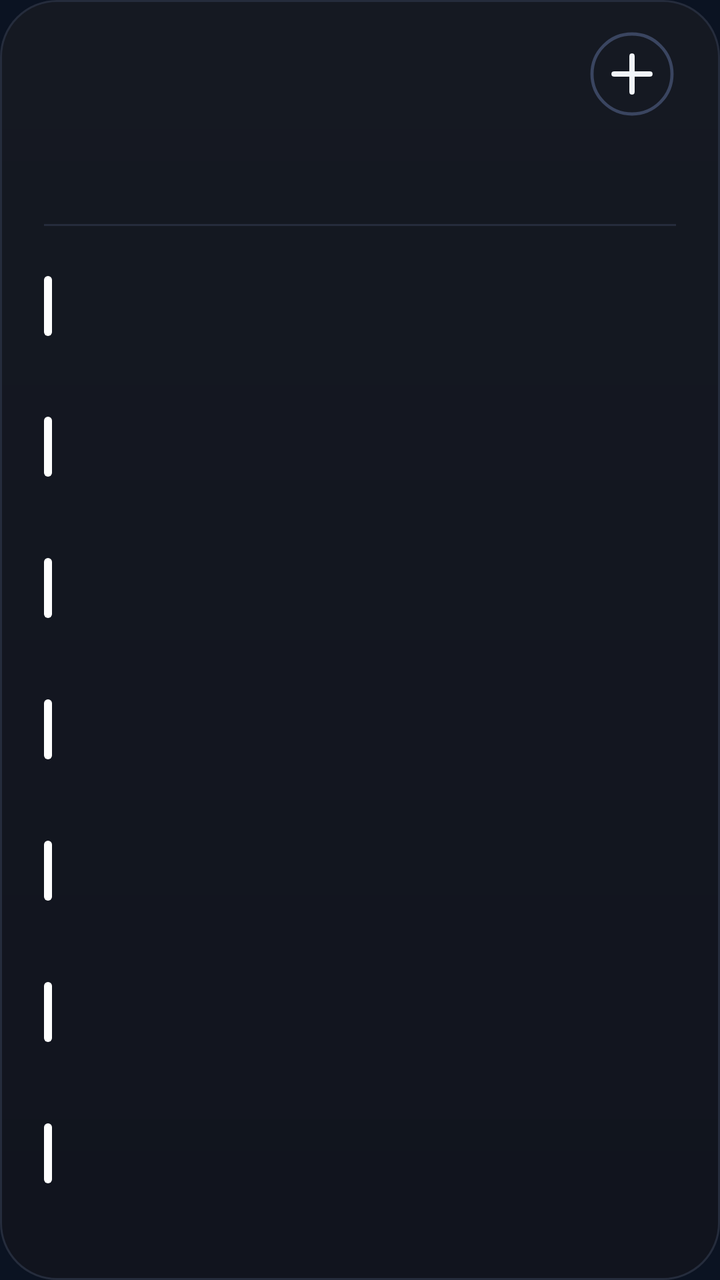
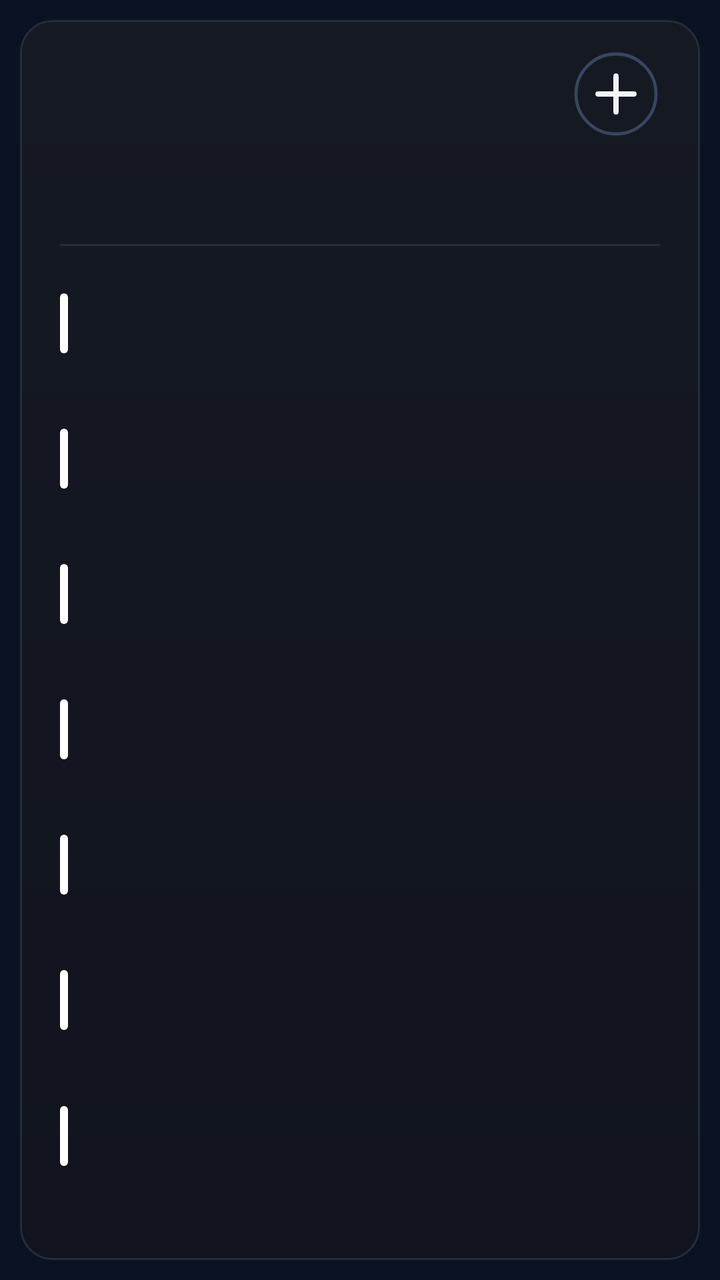

Screens rendered from an Android XML layout before and after an edit, with the pre-edit source and the edit as a unified diff.
<!-- AndroidManifest.xml: application theme AppTheme -->
<!-- res/layout/cal_k7.xml -->
<?xml version="1.0" encoding="utf-8"?>
<FrameLayout xmlns:android="http://schemas.android.com/apk/res/android"
    android:id="@+id/root"
    android:layout_width="match_parent"
    android:layout_height="match_parent"
    android:padding="0dp">

    <LinearLayout
        android:id="@+id/panel"
        android:layout_width="match_parent"
        android:layout_height="match_parent"
        android:background="@drawable/cal_panel"
        android:orientation="vertical"
        android:paddingStart="22dp"
        android:paddingTop="13dp"
        android:paddingEnd="22dp"
        android:paddingBottom="14dp">

        
        <LinearLayout
            android:layout_width="match_parent"
            android:layout_height="48dp"
            android:gravity="center_vertical"
            android:orientation="horizontal">
        <ImageView
            android:id="@+id/cal_day"
            android:layout_width="wrap_content"
            android:layout_height="47dp"
            android:adjustViewBounds="true"
            android:scaleType="fitStart" />

            <LinearLayout
                android:layout_width="0dp"
                android:layout_height="wrap_content"
                android:layout_marginStart="12dp"
                android:layout_weight="1"
                android:orientation="vertical">
                <ImageView
                    android:id="@+id/cal_month"
                    android:layout_width="match_parent"
                    android:layout_height="23dp"
                    android:adjustViewBounds="true"
                    android:scaleType="fitStart" />
                <ImageView
                    android:id="@+id/cal_sub"
                    android:layout_width="match_parent"
                    android:layout_height="16dp"
                    android:adjustViewBounds="true"
                    android:layout_marginTop="2dp"
                    android:scaleType="fitStart" />
            </LinearLayout>

            <ImageView
                android:id="@+id/btn_add"
                android:layout_width="44dp"
                android:layout_height="44dp"
                android:contentDescription="New event"
                android:src="@drawable/ic_cal_add" />
        </LinearLayout>

        
        <LinearLayout
            android:layout_width="match_parent"
            android:layout_height="44dp"
            android:layout_marginTop="2dp"
            android:orientation="horizontal">
            <LinearLayout
                android:layout_width="0dp"
                android:layout_height="match_parent"
                android:layout_weight="1"
                android:gravity="center_horizontal"
                android:orientation="vertical">
                <ImageView
                    android:id="@+id/wk_label_0"
                    android:layout_width="wrap_content"
                    android:layout_height="14dp"
                    android:adjustViewBounds="true"
                    android:scaleType="fitCenter" />
                <ImageView
                    android:id="@+id/wk_num_0"
                    android:layout_width="26dp"
                    android:layout_height="26dp"
                    android:adjustViewBounds="true"
                    android:layout_marginTop="3dp"
                    android:scaleType="fitCenter" />
            </LinearLayout>
            <LinearLayout
                android:layout_width="0dp"
                android:layout_height="match_parent"
                android:layout_weight="1"
                android:gravity="center_horizontal"
                android:orientation="vertical">
                <ImageView
                    android:id="@+id/wk_label_1"
                    android:layout_width="wrap_content"
                    android:layout_height="14dp"
                    android:adjustViewBounds="true"
                    android:scaleType="fitCenter" />
                <ImageView
                    android:id="@+id/wk_num_1"
                    android:layout_width="26dp"
                    android:layout_height="26dp"
                    android:adjustViewBounds="true"
                    android:layout_marginTop="3dp"
                    android:scaleType="fitCenter" />
            </LinearLayout>
            <LinearLayout
                android:layout_width="0dp"
                android:layout_height="match_parent"
                android:layout_weight="1"
                android:gravity="center_horizontal"
                android:orientation="vertical">
                <ImageView
                    android:id="@+id/wk_label_2"
                    android:layout_width="wrap_content"
                    android:layout_height="14dp"
                    android:adjustViewBounds="true"
                    android:scaleType="fitCenter" />
                <ImageView
                    android:id="@+id/wk_num_2"
                    android:layout_width="26dp"
                    android:layout_height="26dp"
                    android:adjustViewBounds="true"
                    android:layout_marginTop="3dp"
                    android:scaleType="fitCenter" />
            </LinearLayout>
            <LinearLayout
                android:layout_width="0dp"
                android:layout_height="match_parent"
                android:layout_weight="1"
                android:gravity="center_horizontal"
                android:orientation="vertical">
                <ImageView
                    android:id="@+id/wk_label_3"
                    android:layout_width="wrap_content"
                    android:layout_height="14dp"
                    android:adjustViewBounds="true"
                    android:scaleType="fitCenter" />
                <ImageView
                    android:id="@+id/wk_num_3"
                    android:layout_width="26dp"
                    android:layout_height="26dp"
                    android:adjustViewBounds="true"
                    android:layout_marginTop="3dp"
                    android:scaleType="fitCenter" />
            </LinearLayout>
            <LinearLayout
                android:layout_width="0dp"
                android:layout_height="match_parent"
                android:layout_weight="1"
                android:gravity="center_horizontal"
                android:orientation="vertical">
                <ImageView
                    android:id="@+id/wk_label_4"
                    android:layout_width="wrap_content"
                    android:layout_height="14dp"
                    android:adjustViewBounds="true"
                    android:scaleType="fitCenter" />
                <ImageView
                    android:id="@+id/wk_num_4"
                    android:layout_width="26dp"
                    android:layout_height="26dp"
                    android:adjustViewBounds="true"
                    android:layout_marginTop="3dp"
                    android:scaleType="fitCenter" />
            </LinearLayout>
            <LinearLayout
                android:layout_width="0dp"
                android:layout_height="match_parent"
                android:layout_weight="1"
                android:gravity="center_horizontal"
                android:orientation="vertical">
                <ImageView
                    android:id="@+id/wk_label_5"
                    android:layout_width="wrap_content"
                    android:layout_height="14dp"
                    android:adjustViewBounds="true"
                    android:scaleType="fitCenter" />
                <ImageView
                    android:id="@+id/wk_num_5"
                    android:layout_width="26dp"
                    android:layout_height="26dp"
                    android:adjustViewBounds="true"
                    android:layout_marginTop="3dp"
                    android:scaleType="fitCenter" />
            </LinearLayout>
            <LinearLayout
                android:layout_width="0dp"
                android:layout_height="match_parent"
                android:layout_weight="1"
                android:gravity="center_horizontal"
                android:orientation="vertical">
                <ImageView
                    android:id="@+id/wk_label_6"
                    android:layout_width="wrap_content"
                    android:layout_height="14dp"
                    android:adjustViewBounds="true"
                    android:scaleType="fitCenter" />
                <ImageView
                    android:id="@+id/wk_num_6"
                    android:layout_width="26dp"
                    android:layout_height="26dp"
                    android:adjustViewBounds="true"
                    android:layout_marginTop="3dp"
                    android:scaleType="fitCenter" />
            </LinearLayout>
        </LinearLayout>

        <ImageView
            android:layout_width="match_parent"
            android:layout_height="1dp"
            android:layout_marginTop="5dp"
            android:layout_marginBottom="5dp"
            android:scaleType="fitXY"
            android:src="@drawable/cal_divider" />

        
        <LinearLayout
            android:layout_width="match_parent"
            android:layout_height="0dp"
            android:layout_weight="1"
            android:orientation="vertical">
        <LinearLayout
            android:id="@+id/cal_row_0"
            android:layout_width="match_parent"
            android:layout_height="0dp"
            android:layout_weight="1"
            android:gravity="center_vertical"
            android:orientation="horizontal">

            <ImageView
                android:id="@+id/cal_bar_0"
                android:layout_width="4dp"
                android:layout_height="30dp"
                android:layout_marginEnd="11dp"
                android:scaleType="fitXY"
                android:src="@drawable/cal_bar" />

            <LinearLayout
                android:layout_width="0dp"
                android:layout_height="wrap_content"
                android:layout_weight="1"
                android:orientation="vertical">

                <LinearLayout
                    android:layout_width="match_parent"
                    android:layout_height="wrap_content"
                    android:orientation="horizontal">
                    <ImageView
                        android:id="@+id/cal_time_0"
                        android:layout_width="wrap_content"
                        android:layout_height="16dp"
                        android:adjustViewBounds="true"
                        android:scaleType="fitStart" />
                    <ImageView
                        android:id="@+id/cal_hint_0"
                        android:layout_width="wrap_content"
                        android:layout_height="16dp"
                        android:adjustViewBounds="true"
                        android:layout_marginStart="9dp"
                        android:scaleType="fitStart" />
                </LinearLayout>
                <ImageView
                    android:id="@+id/cal_title_0"
                    android:layout_width="match_parent"
                    android:layout_height="22dp"
                    android:adjustViewBounds="true"
                    android:layout_marginTop="1dp"
                    android:scaleType="fitStart" />
            </LinearLayout>
        </LinearLayout>
        <LinearLayout
            android:id="@+id/cal_row_1"
            android:layout_width="match_parent"
            android:layout_height="0dp"
            android:layout_weight="1"
            android:gravity="center_vertical"
            android:orientation="horizontal">

            <ImageView
                android:id="@+id/cal_bar_1"
                android:layout_width="4dp"
                android:layout_height="30dp"
                android:layout_marginEnd="11dp"
                android:scaleType="fitXY"
                android:src="@drawable/cal_bar" />

            <LinearLayout
                android:layout_width="0dp"
                android:layout_height="wrap_content"
                android:layout_weight="1"
                android:orientation="vertical">

                <LinearLayout
                    android:layout_width="match_parent"
                    android:layout_height="wrap_content"
                    android:orientation="horizontal">
                    <ImageView
                        android:id="@+id/cal_time_1"
                        android:layout_width="wrap_content"
                        android:layout_height="16dp"
                        android:adjustViewBounds="true"
                        android:scaleType="fitStart" />
                    <ImageView
                        android:id="@+id/cal_hint_1"
                        android:layout_width="wrap_content"
                        android:layout_height="16dp"
                        android:adjustViewBounds="true"
                        android:layout_marginStart="9dp"
                        android:scaleType="fitStart" />
                </LinearLayout>
                <ImageView
                    android:id="@+id/cal_title_1"
                    android:layout_width="match_parent"
                    android:layout_height="22dp"
                    android:adjustViewBounds="true"
                    android:layout_marginTop="1dp"
                    android:scaleType="fitStart" />
            </LinearLayout>
        </LinearLayout>
        <LinearLayout
            android:id="@+id/cal_row_2"
            android:layout_width="match_parent"
            android:layout_height="0dp"
            android:layout_weight="1"
            android:gravity="center_vertical"
            android:orientation="horizontal">

            <ImageView
                android:id="@+id/cal_bar_2"
                android:layout_width="4dp"
                android:layout_height="30dp"
                android:layout_marginEnd="11dp"
                android:scaleType="fitXY"
                android:src="@drawable/cal_bar" />

            <LinearLayout
                android:layout_width="0dp"
                android:layout_height="wrap_content"
                android:layout_weight="1"
                android:orientation="vertical">

                <LinearLayout
                    android:layout_width="match_parent"
                    android:layout_height="wrap_content"
                    android:orientation="horizontal">
                    <ImageView
                        android:id="@+id/cal_time_2"
                        android:layout_width="wrap_content"
                        android:layout_height="16dp"
                        android:adjustViewBounds="true"
                        android:scaleType="fitStart" />
                    <ImageView
                        android:id="@+id/cal_hint_2"
                        android:layout_width="wrap_content"
                        android:layout_height="16dp"
                        android:adjustViewBounds="true"
                        android:layout_marginStart="9dp"
                        android:scaleType="fitStart" />
                </LinearLayout>
                <ImageView
                    android:id="@+id/cal_title_2"
                    android:layout_width="match_parent"
                    android:layout_height="22dp"
                    android:adjustViewBounds="true"
                    android:layout_marginTop="1dp"
                    android:scaleType="fitStart" />
            </LinearLayout>
        </LinearLayout>
        <LinearLayout
            android:id="@+id/cal_row_3"
            android:layout_width="match_parent"
            android:layout_height="0dp"
            android:layout_weight="1"
            android:gravity="center_vertical"
            android:orientation="horizontal">

            <ImageView
                android:id="@+id/cal_bar_3"
                android:layout_width="4dp"
                android:layout_height="30dp"
                android:layout_marginEnd="11dp"
                android:scaleType="fitXY"
                android:src="@drawable/cal_bar" />

            <LinearLayout
                android:layout_width="0dp"
                android:layout_height="wrap_content"
                android:layout_weight="1"
                android:orientation="vertical">

                <LinearLayout
                    android:layout_width="match_parent"
                    android:layout_height="wrap_content"
                    android:orientation="horizontal">
                    <ImageView
                        android:id="@+id/cal_time_3"
                        android:layout_width="wrap_content"
                        android:layout_height="16dp"
                        android:adjustViewBounds="true"
                        android:scaleType="fitStart" />
                    <ImageView
                        android:id="@+id/cal_hint_3"
                        android:layout_width="wrap_content"
                        android:layout_height="16dp"
                        android:adjustViewBounds="true"
                        android:layout_marginStart="9dp"
                        android:scaleType="fitStart" />
                </LinearLayout>
                <ImageView
                    android:id="@+id/cal_title_3"
                    android:layout_width="match_parent"
                    android:layout_height="22dp"
                    android:adjustViewBounds="true"
                    android:layout_marginTop="1dp"
                    android:scaleType="fitStart" />
            </LinearLayout>
        </LinearLayout>
        <LinearLayout
            android:id="@+id/cal_row_4"
            android:layout_width="match_parent"
            android:layout_height="0dp"
            android:layout_weight="1"
            android:gravity="center_vertical"
            android:orientation="horizontal">

            <ImageView
                android:id="@+id/cal_bar_4"
                android:layout_width="4dp"
                android:layout_height="30dp"
                android:layout_marginEnd="11dp"
                android:scaleType="fitXY"
                android:src="@drawable/cal_bar" />

            <LinearLayout
                android:layout_width="0dp"
                android:layout_height="wrap_content"
                android:layout_weight="1"
                android:orientation="vertical">

                <LinearLayout
                    android:layout_width="match_parent"
                    android:layout_height="wrap_content"
                    android:orientation="horizontal">
                    <ImageView
                        android:id="@+id/cal_time_4"
                        android:layout_width="wrap_content"
                        android:layout_height="16dp"
                        android:adjustViewBounds="true"
                        android:scaleType="fitStart" />
                    <ImageView
                        android:id="@+id/cal_hint_4"
                        android:layout_width="wrap_content"
                        android:layout_height="16dp"
                        android:adjustViewBounds="true"
                        android:layout_marginStart="9dp"
                        android:scaleType="fitStart" />
                </LinearLayout>
                <ImageView
                    android:id="@+id/cal_title_4"
                    android:layout_width="match_parent"
                    android:layout_height="22dp"
                    android:adjustViewBounds="true"
                    android:layout_marginTop="1dp"
                    android:scaleType="fitStart" />
            </LinearLayout>
        </LinearLayout>
        <LinearLayout
            android:id="@+id/cal_row_5"
            android:layout_width="match_parent"
            android:layout_height="0dp"
            android:layout_weight="1"
            android:gravity="center_vertical"
            android:orientation="horizontal">

            <ImageView
                android:id="@+id/cal_bar_5"
                android:layout_width="4dp"
                android:layout_height="30dp"
                android:layout_marginEnd="11dp"
                android:scaleType="fitXY"
                android:src="@drawable/cal_bar" />

            <LinearLayout
                android:layout_width="0dp"
                android:layout_height="wrap_content"
                android:layout_weight="1"
                android:orientation="vertical">

                <LinearLayout
                    android:layout_width="match_parent"
                    android:layout_height="wrap_content"
                    android:orientation="horizontal">
                    <ImageView
                        android:id="@+id/cal_time_5"
                        android:layout_width="wrap_content"
                        android:layout_height="16dp"
                        android:adjustViewBounds="true"
                        android:scaleType="fitStart" />
                    <ImageView
                        android:id="@+id/cal_hint_5"
                        android:layout_width="wrap_content"
                        android:layout_height="16dp"
                        android:adjustViewBounds="true"
                        android:layout_marginStart="9dp"
                        android:scaleType="fitStart" />
                </LinearLayout>
                <ImageView
                    android:id="@+id/cal_title_5"
                    android:layout_width="match_parent"
                    android:layout_height="22dp"
                    android:adjustViewBounds="true"
                    android:layout_marginTop="1dp"
                    android:scaleType="fitStart" />
            </LinearLayout>
        </LinearLayout>
        <LinearLayout
            android:id="@+id/cal_row_6"
            android:layout_width="match_parent"
            android:layout_height="0dp"
            android:layout_weight="1"
            android:gravity="center_vertical"
            android:orientation="horizontal">

            <ImageView
                android:id="@+id/cal_bar_6"
                android:layout_width="4dp"
                android:layout_height="30dp"
                android:layout_marginEnd="11dp"
                android:scaleType="fitXY"
                android:src="@drawable/cal_bar" />

            <LinearLayout
                android:layout_width="0dp"
                android:layout_height="wrap_content"
                android:layout_weight="1"
                android:orientation="vertical">

                <LinearLayout
                    android:layout_width="match_parent"
                    android:layout_height="wrap_content"
                    android:orientation="horizontal">
                    <ImageView
                        android:id="@+id/cal_time_6"
                        android:layout_width="wrap_content"
                        android:layout_height="16dp"
                        android:adjustViewBounds="true"
                        android:scaleType="fitStart" />
                    <ImageView
                        android:id="@+id/cal_hint_6"
                        android:layout_width="wrap_content"
                        android:layout_height="16dp"
                        android:adjustViewBounds="true"
                        android:layout_marginStart="9dp"
                        android:scaleType="fitStart" />
                </LinearLayout>
                <ImageView
                    android:id="@+id/cal_title_6"
                    android:layout_width="match_parent"
                    android:layout_height="22dp"
                    android:adjustViewBounds="true"
                    android:layout_marginTop="1dp"
                    android:scaleType="fitStart" />
            </LinearLayout>
        </LinearLayout>
        </LinearLayout>
        <ImageView
            android:id="@+id/cal_more"
            android:layout_width="match_parent"
            android:layout_height="14dp"
            android:adjustViewBounds="true"
            android:scaleType="fitEnd" />
    </LinearLayout>
</FrameLayout>
<!-- resources referenced by this layout -->
<resources>
  <!-- drawable cal_bar (drawable) -->
  <?xml version="1.0" encoding="utf-8"?>
  <shape xmlns:android="http://schemas.android.com/apk/res/android" android:shape="rectangle">
      <solid android:color="#FFFFFFFF" />
      <corners android:radius="2dp" />
  </shape>
  <!-- drawable cal_divider (drawable) -->
  <?xml version="1.0" encoding="utf-8"?>
  <shape xmlns:android="http://schemas.android.com/apk/res/android" android:shape="rectangle">
      <solid android:color="#FF252C3C" />
  </shape>
  <!-- drawable cal_panel (drawable) -->
  <?xml version="1.0" encoding="utf-8"?>
  <shape xmlns:android="http://schemas.android.com/apk/res/android" android:shape="rectangle">
      <gradient android:angle="270" android:startColor="#FF151922" android:endColor="#FF11141E" />
      <stroke android:width="1dp" android:color="#FF252C3C" />
      <corners android:radius="@dimen/widget_radius" />
  </shape>
  <!-- drawable ic_cal_add (drawable) -->
  <?xml version="1.0" encoding="utf-8"?>
  <vector xmlns:android="http://schemas.android.com/apk/res/android"
      android:width="44dp"
      android:height="44dp"
      android:viewportWidth="44"
      android:viewportHeight="44">
      <path
          android:pathData="M22,22m-20,0a20,20 0,1 1,40 0a20,20 0,1 1,-40 0"
          android:strokeColor="#FF3A4560"
          android:strokeWidth="1.6" />
      <path
          android:pathData="M13,22L31,22M22,13L22,31"
          android:strokeColor="#FFF1F5F9"
          android:strokeLineCap="round"
          android:strokeWidth="2.6" />
  </vector>
  <style name="AppTheme" parent="@android:style/Theme.DeviceDefault.NoActionBar">
          <item name="android:colorAccent">#DF8B35</item>
          <item name="android:colorControlActivated">#DF8B35</item>
          <item name="android:windowBackground">#0B1322</item>
          <item name="android:statusBarColor">#0E111A</item>
          <item name="android:navigationBarColor">#0B1322</item>
          <item name="android:textColorHint">#718096</item>
      </style>
  <dimen name="widget_radius">20dp</dimen>
</resources>

<!-- the commit's change to res/layout/cal_k7.xml (unified diff, before → after) -->
@@ -3,7 +3,7 @@
     android:id="@+id/root"
     android:layout_width="match_parent"
     android:layout_height="match_parent"
-    android:padding="0dp">
+    android:padding="10dp">
 
     <LinearLayout
         android:id="@+id/panel"
@@ -11,9 +11,9 @@
         android:layout_height="match_parent"
         android:background="@drawable/cal_panel"
         android:orientation="vertical"
-        android:paddingStart="22dp"
+        android:paddingStart="20dp"
         android:paddingTop="13dp"
-        android:paddingEnd="22dp"
+        android:paddingEnd="20dp"
         android:paddingBottom="14dp">
 
         
<!-- resource entries referenced after the edit -->
@@ -43,6 +43,6 @@
           <item name="android:navigationBarColor">#0B1322</item>
           <item name="android:textColorHint">#718096</item>
       </style>
-  <dimen name="widget_radius">20dp</dimen>
+  <dimen name="widget_radius">16dp</dimen>
 </resources>
 
